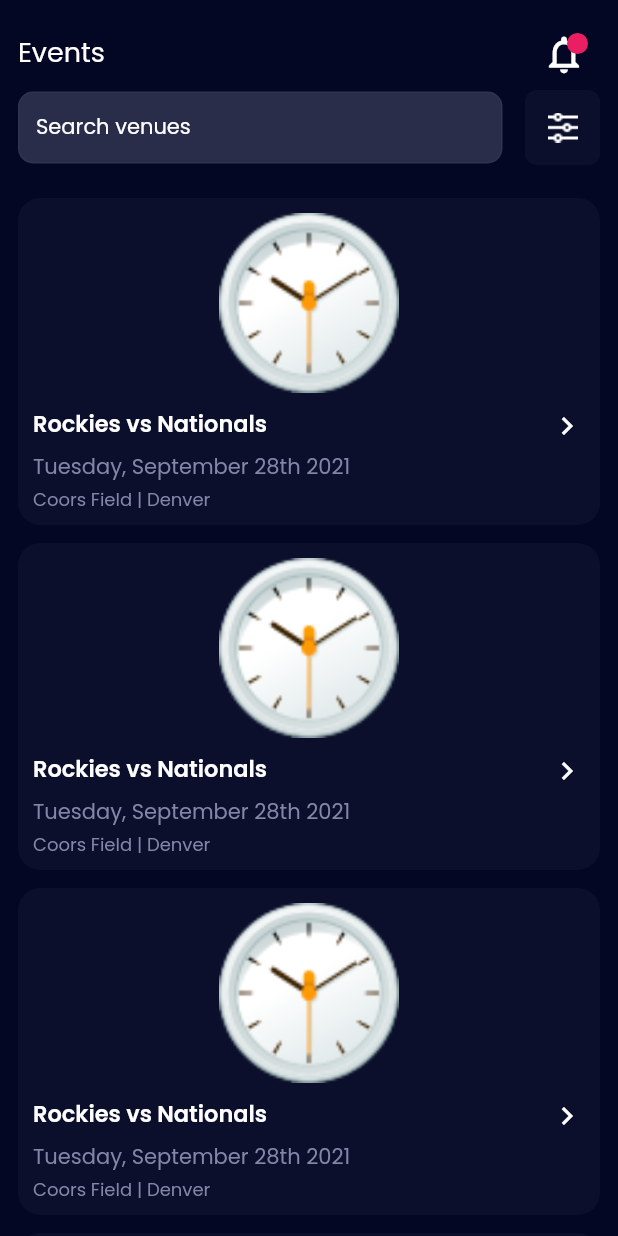
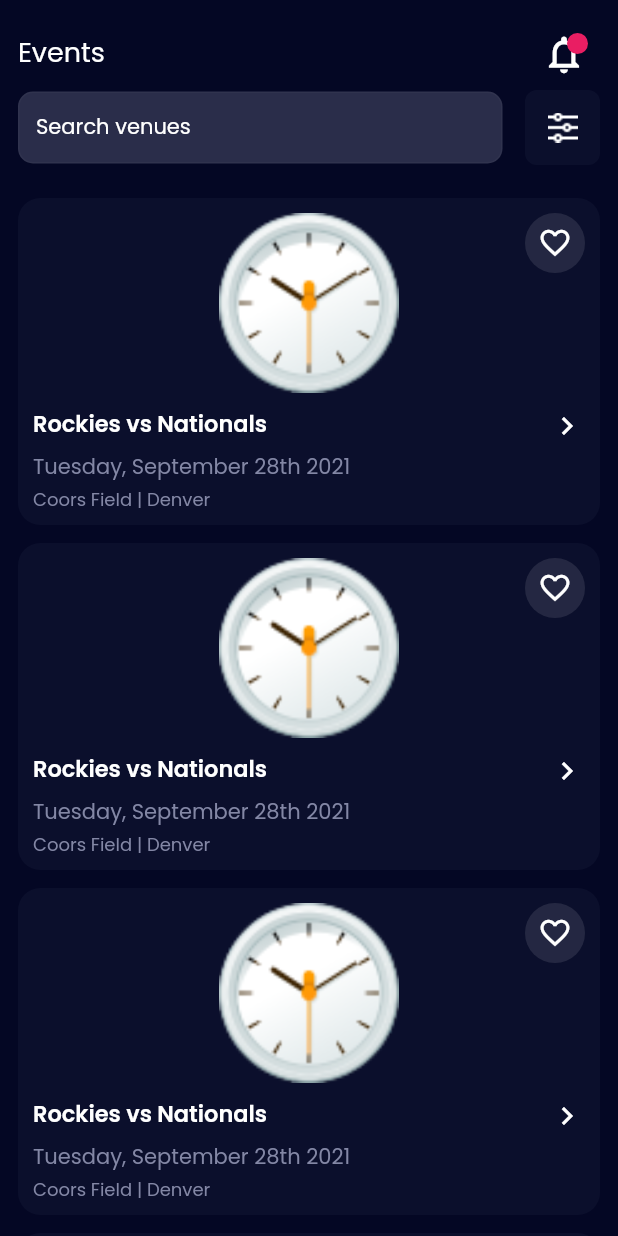
Before and after one commit to fluttertutorialin/mvpeventstaffing, a Flutter app: the VenuesPage screen opened directly, on a phone screen of 412 x 824 dp. Run offline on Flutter 3.47's test engine with Material 2 defaults, Android fonts, the phone set to English and light mode, and no system bars; our stand-ins replace get, google_fonts, pin_code_text_field, table_calendar.

Commit message:
venues add

```diff
--- a/lib/binding/import_collection_binding.dart
+++ b/lib/binding/import_collection_binding.dart
@@ -6,3 +6,4 @@
 export 'bottom_navigation_binding.dart';
 export 'profile_edit_binding.dart';
 export 'my_calendar_binding.dart';
+export 'venues_like_binding.dart';
--- /dev/null
+++ b/lib/binding/venues_like_binding.dart
@@ -0,0 +1,9 @@
+import 'package:get/get.dart';
+import '../controller/import_collection_controller.dart';
+
+class VenuesLikeBinding extends Bindings {
+  @override
+  void dependencies() {
+    Get.lazyPut(() => VenuesLikeController());
+  }
+}
--- a/lib/controller/import_collection_controller.dart
+++ b/lib/controller/import_collection_controller.dart
@@ -6,3 +6,4 @@
 export 'bottom_navigation_controller.dart';
 export 'profile_edit_controller.dart';
 export 'my_calendar_controller.dart';
+export 'venues_like_controller.dart';
--- /dev/null
+++ b/lib/controller/venues_like_controller.dart
@@ -0,0 +1,5 @@
+import 'package:get/get.dart';
+
+class VenuesLikeController extends GetxController{
+
+}
--- a/lib/resource/app_value.dart
+++ b/lib/resource/app_value.dart
@@ -69,6 +69,8 @@
 const String accountTitleString = 'Account';
 const String notificationTitleString  = 'Notification';
 const String profileEditTitleString  = 'Profile Edit';
+const String myVenuesTitleString  = 'My Venues';
+const String myCalendarTitleString  = 'My Calendar';
 
 const String loginButtonString = 'Login';
 const String signUpButtonString  = 'Sign Up';
@@ -97,7 +99,7 @@
 const String instagramNameHintString ='Instagram name';
 const String facebookNameHintString = 'Facebook name';
 const String emergencyContactHintString = 'spouse, friend, etc.';
-const String emergencyContactPhoneHintStep = '(###) ###-####';
+const String emergencyContactPhoneHintStep = '';
 const String chooseFileHintString = 'choose file';
 const String searchHintString = 'Search events';
 const String searchVenuesHintString = 'Search venues';
--- a/lib/route_navigation/app_module.dart
+++ b/lib/route_navigation/app_module.dart
@@ -63,5 +63,9 @@
         binding: MyCalendarBinding(),
         page: () => const MyCalendarPage()),
 
+    GetPage(
+        name: venuesLikeRoute,
+        binding: VenuesLikeBinding(),
+        page: () => const VenuesLikePage()),
   ];
 }
--- a/lib/route_navigation/route.dart
+++ b/lib/route_navigation/route.dart
@@ -19,3 +19,4 @@
 const String profileJobSettingRoute = '/ProfileJobSettingPage';
 const String eventDetailRoute = '/eventDetail';
 const String myCalendarRoute = '/myCalendar';
+const String venuesLikeRoute = '/venuesLike';
--- a/lib/ui/page/import_collection_page.dart
+++ b/lib/ui/page/import_collection_page.dart
@@ -20,3 +20,4 @@
 export 'profile_edit_page.dart';
 export 'event_detail_page.dart';
 export 'my_calendar_page.dart';
+export 'venues_like_page.dart';
--- a/lib/ui/page/my_calendar_page.dart
+++ b/lib/ui/page/my_calendar_page.dart
@@ -4,6 +4,7 @@
 import '../../controller/import_collection_controller.dart';
 import '../../resource/app_color.dart';
 import '../widget/event_upcoming_item_view.dart';
+import '../../resource/app_value.dart';
 
 class MyCalendarPage extends GetView<MyCalendarController> {
   const MyCalendarPage({Key? key}) : super(key: key);
@@ -15,7 +16,7 @@
         appBar: AppBar(
             elevation: 1,
             backgroundColor: backgroundColor.withOpacity(0.9),
-            title: Text('My Calendar',
+            title: Text(myCalendarTitleString,
                 style: Get.textTheme.bodyText1!
                     .merge(const TextStyle(color: whiteColor, fontSize: 18)))),
         body: Column(children: [
--- a/lib/ui/widget/venues_item_view.dart
+++ b/lib/ui/widget/venues_item_view.dart
@@ -15,38 +15,49 @@
             borderRadius: BorderRadius.circular(15), color: boxColor),
         child: Padding(
             padding: const EdgeInsets.all(10),
-            child:
-            Column(crossAxisAlignment: CrossAxisAlignment.start, children: [
-              InkWell(
+            child: InkWell(
                 onTap: () {
                   Get.toNamed(eventDetailRoute);
                 },
-                  child: ClipRRect(
+                child: Column(
+                    crossAxisAlignment: CrossAxisAlignment.start,
+                    children: [
+                      Stack(children: [
+                        Positioned(
+                            right: 0,
+                            top: 0,
+                            child: InkWell(child: CircleAvatar(
+                                backgroundColor: Colors.white.withOpacity(0.1),
+                                child: const Icon(Icons.favorite_border,
+                                    color: whiteColor, size: 23)), onTap: (){})),
+                         ClipRRect(
                                 borderRadius: const BorderRadius.only(
                                     topLeft: Radius.circular(15),
                                     topRight: Radius.circular(15)),
                                 child: Center(
                                     child: Image.asset(pendingImage,
-                              height: 120, fit: BoxFit.fill)))),
+                                        height: 120, fit: BoxFit.fill)))
+                      ]),
                       const SizedBox(height: 10),
                       Row(children: [
                         Text('Rockies vs Nationals',
                             maxLines: 1,
-                    style: Get.textTheme.bodyText2!
-                        .merge(const TextStyle(color: whiteColor, fontSize: 15))),
+                            style: Get.textTheme.bodyText2!.merge(
+                                const TextStyle(
+                                    color: whiteColor, fontSize: 15))),
                         const Spacer(),
                         const Icon(Icons.chevron_right)
                       ]),
                       const SizedBox(height: 8),
                       Text('Tuesday, September 28th 2021',
                           maxLines: 1,
-                  style: Get.textTheme.bodyText1!
-                      .merge(const TextStyle(color: greyColor, fontSize: 14))),
+                          style: Get.textTheme.bodyText1!.merge(
+                              const TextStyle(color: greyColor, fontSize: 14))),
                       const SizedBox(height: 5),
                       Text('Coors Field | Denver',
                           maxLines: 1,
-                  style: Get.textTheme.bodyText1!
-                      .merge(const TextStyle(color: greyColor, fontSize: 12)))
-            ])));
+                          style: Get.textTheme.bodyText1!.merge(
+                              const TextStyle(color: greyColor, fontSize: 12)))
+                    ]))));
   }
 }
```
Also changed, not shown: lib/controller/login_controller.dart (+11 -0 lines), lib/ui/page/account_page.dart (+11 -7 lines), lib/ui/page/venues_like_page.dart (added, +28 -0 lines). Lines whose indentation alone changed are shown as unchanged.
